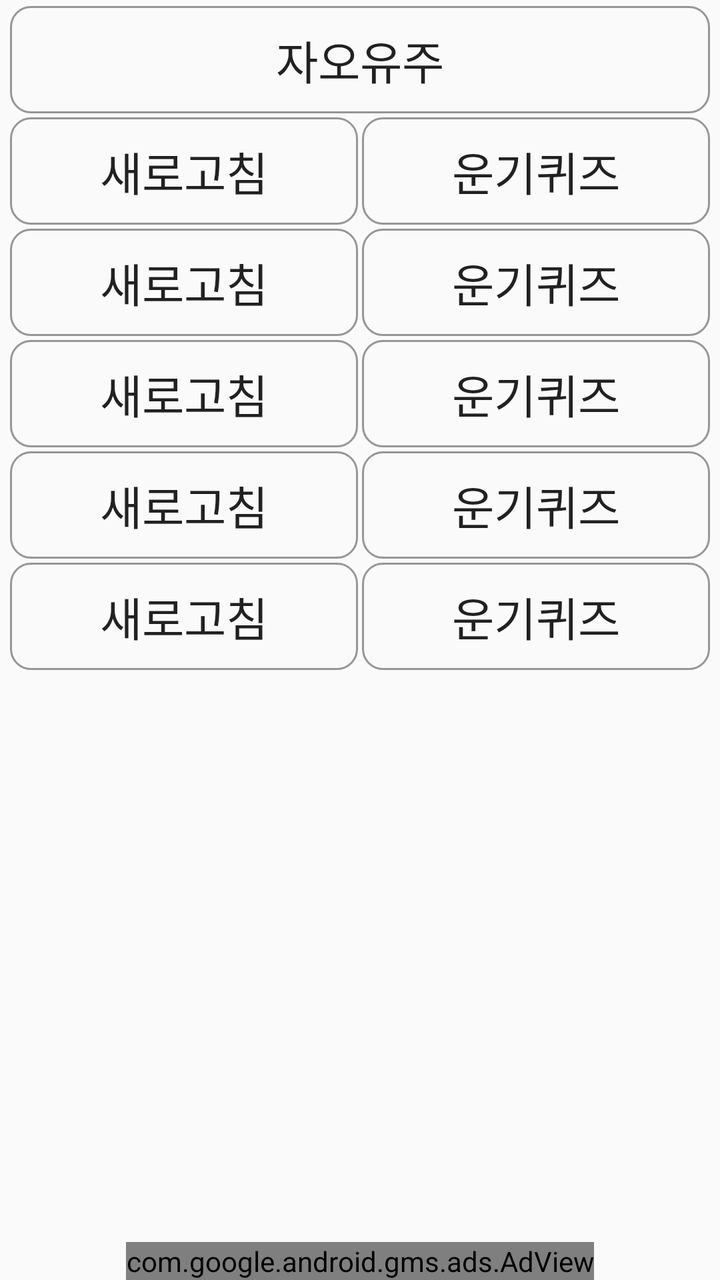
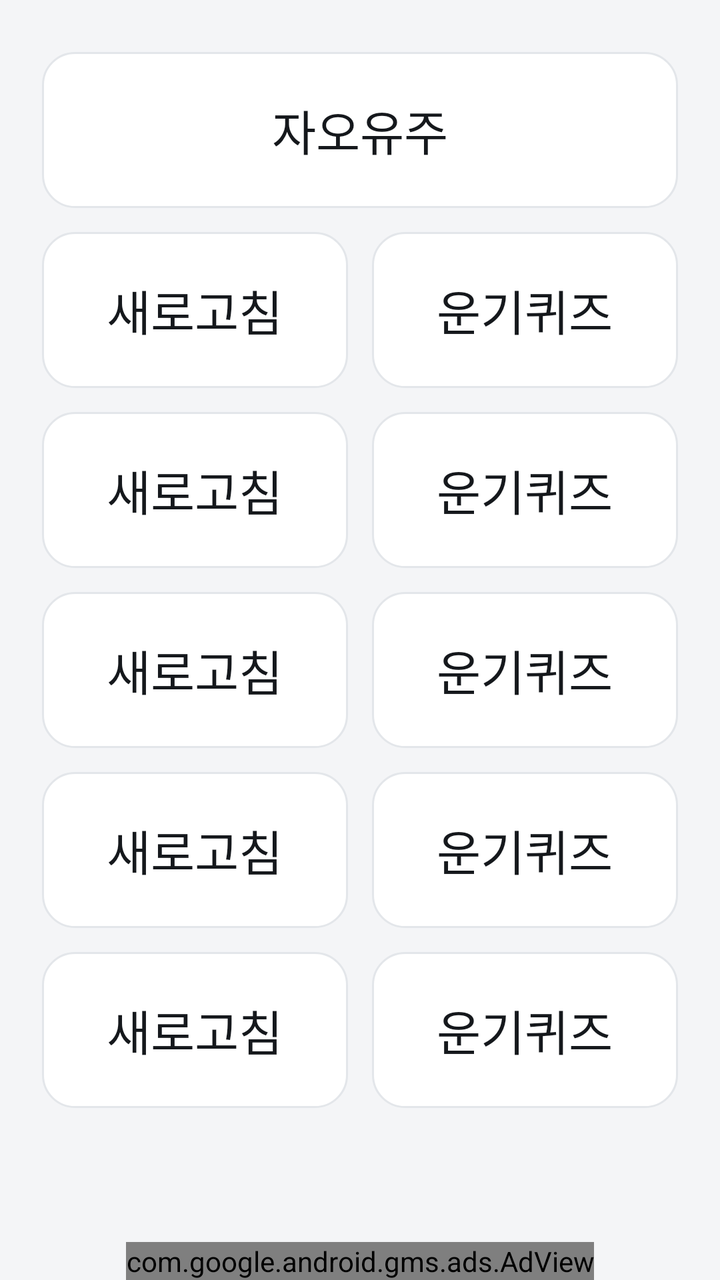

Two renders of the same Android screen: before a commit and after it. Below are the layout's source before the change and the commit's diff.
<!-- AndroidManifest.xml: application theme AppTheme -->
<!-- res/layout/activity_ungi_now.xml -->
<RelativeLayout xmlns:android="http://schemas.android.com/apk/res/android"
    xmlns:tools="http://schemas.android.com/tools"
    xmlns:ads="http://schemas.android.com/apk/res-auto"
    android:layout_width="match_parent"
    android:layout_height="match_parent"
    tools:context="com.sujichim.jasanjao2.UngiNow">

    <com.google.android.gms.ads.AdView
        android:id="@+id/adView"
        android:layout_width="wrap_content"
        android:layout_height="wrap_content"
        android:layout_centerHorizontal="true"
        android:layout_alignParentBottom="true"
        ads:adSize="BANNER"
        ads:adUnitId="@string/banner_ad_unit_id" />

    <Button
        android:id="@+id/button_top"
        android:layout_width="match_parent"
        android:layout_height="wrap_content"
        android:layout_alignParentTop="true"
        android:layout_centerHorizontal="true"
        android:layout_marginLeft="5dp"
        android:layout_marginRight="5dp"
        android:layout_marginTop="3dp"
        android:background="@drawable/button_test"
        android:text="자오유주"
        android:textSize="23dp" />

    <LinearLayout
        android:id="@+id/linearLayout1"
        android:layout_width="match_parent"
        android:layout_height="wrap_content"
        android:layout_below="@+id/button_top"
        android:layout_centerHorizontal="true"
        android:layout_marginLeft="5dp"
        android:layout_marginRight="5dp"
        android:layout_marginTop="2dp"
        android:orientation="horizontal">

        <Button
            android:id="@+id/button11"
            android:layout_width="match_parent"
            android:layout_height="wrap_content"
            android:layout_marginRight="1dp"
            android:layout_weight="1"
            android:background="@drawable/button_test"
            android:text="새로고침"
            android:textSize="23dp" />

        <Button
            android:id="@+id/button12"
            android:layout_width="match_parent"
            android:layout_height="wrap_content"
            android:layout_marginLeft="1dp"
            android:layout_weight="1"
            android:background="@drawable/button_test"
            android:text="운기퀴즈"
            android:textSize="23dp" />
    </LinearLayout>

    <LinearLayout
        android:id="@+id/linearLayout2"
        android:layout_width="match_parent"
        android:layout_height="wrap_content"
        android:layout_below="@+id/linearLayout1"
        android:layout_centerHorizontal="true"
        android:layout_marginLeft="5dp"
        android:layout_marginRight="5dp"
        android:layout_marginTop="2dp"
        android:orientation="horizontal">

        <Button
            android:id="@+id/button21"
            android:layout_width="match_parent"
            android:layout_height="wrap_content"
            android:layout_marginRight="1dp"
            android:layout_weight="1"
            android:background="@drawable/button_test"
            android:text="새로고침"
            android:textSize="23dp" />

        <Button
            android:id="@+id/button22"
            android:layout_width="match_parent"
            android:layout_height="wrap_content"
            android:layout_marginLeft="1dp"
            android:layout_weight="1"
            android:background="@drawable/button_test"
            android:text="운기퀴즈"
            android:textSize="23dp" />
    </LinearLayout>

    <LinearLayout
        android:id="@+id/linearLayout3"
        android:layout_width="match_parent"
        android:layout_height="wrap_content"
        android:layout_below="@+id/linearLayout2"
        android:layout_centerHorizontal="true"
        android:layout_marginLeft="5dp"
        android:layout_marginRight="5dp"
        android:layout_marginTop="2dp"
        android:orientation="horizontal">

        <Button
            android:id="@+id/button31"
            android:layout_width="match_parent"
            android:layout_height="wrap_content"
            android:layout_marginRight="1dp"
            android:layout_weight="1"
            android:background="@drawable/button_test"
            android:text="새로고침"
            android:textSize="23dp" />

        <Button
            android:id="@+id/button32"
            android:layout_width="match_parent"
            android:layout_height="wrap_content"
            android:layout_marginLeft="1dp"
            android:layout_weight="1"
            android:background="@drawable/button_test"
            android:text="운기퀴즈"
            android:textSize="23dp" />
    </LinearLayout>

    <LinearLayout
        android:id="@+id/linearLayout4"
        android:layout_width="match_parent"
        android:layout_height="wrap_content"
        android:layout_below="@+id/linearLayout3"
        android:layout_centerHorizontal="true"
        android:layout_marginLeft="5dp"
        android:layout_marginRight="5dp"
        android:layout_marginTop="2dp"
        android:orientation="horizontal">

        <Button
            android:id="@+id/button41"
            android:layout_width="match_parent"
            android:layout_height="wrap_content"
            android:layout_marginRight="1dp"
            android:layout_weight="1"
            android:background="@drawable/button_test"
            android:text="새로고침"
            android:textSize="23dp" />

        <Button
            android:id="@+id/button42"
            android:layout_width="match_parent"
            android:layout_height="wrap_content"
            android:layout_marginLeft="1dp"
            android:layout_weight="1"
            android:background="@drawable/button_test"
            android:text="운기퀴즈"
            android:textSize="23dp" />
    </LinearLayout>

    <LinearLayout
        android:id="@+id/linearLayout5"
        android:layout_width="match_parent"
        android:layout_height="wrap_content"
        android:layout_below="@+id/linearLayout4"
        android:layout_centerHorizontal="true"
        android:layout_marginLeft="5dp"
        android:layout_marginRight="5dp"
        android:layout_marginTop="2dp"
        android:orientation="horizontal">

        <Button
            android:id="@+id/button51"
            android:layout_width="match_parent"
            android:layout_height="wrap_content"
            android:layout_marginRight="1dp"
            android:layout_weight="1"
            android:background="@drawable/button_test"
            android:text="새로고침"
            android:textSize="23dp" />

        <Button
            android:id="@+id/button52"
            android:layout_width="match_parent"
            android:layout_height="wrap_content"
            android:layout_marginLeft="1dp"
            android:layout_weight="1"
            android:background="@drawable/button_test"
            android:text="운기퀴즈"
            android:textSize="23dp" />
    </LinearLayout>
</RelativeLayout>
<!-- resources referenced by this layout -->
<resources>
  <!-- drawable button_test (drawable) -->
  <?xml version="1.0" encoding="utf-8"?>
  <selector xmlns:android="http://schemas.android.com/apk/res/android">
    <item android:state_pressed="true" >
      <shape>
        <solid
            android:color="#E2E2E2" />
        <stroke
            android:width="1dp"
            android:color="#969696" />
        <padding
            android:left="10dp"
            android:top="10dp"
            android:right="10dp"
            android:bottom="10dp" />
        <corners android:radius="10dp" />  
      </shape>
    </item>
    <item>
      <shape>
        <solid
            android:startColor="#000000" />
        <stroke
            android:width="1dp"
            android:color="#969696" />
        <padding
            android:left="10dp"
            android:top="10dp"
            android:right="10dp"
            android:bottom="10dp" />
        <corners android:radius="10dp" />  
      </shape>
    </item>
  </selector>
  <string name="banner_ad_unit_id">ca-app-pub-1253642133922353/2152469025</string>
  <style name="AppTheme" parent="AppBaseTheme">
          
      </style>
  <style name="AppBaseTheme" parent="Theme.AppCompat.Light">
          
      </style>
</resources>

<!-- the commit's change to res/layout/activity_ungi_now.xml (unified diff, before → after) -->
@@ -1,6 +1,9 @@
 <RelativeLayout xmlns:android="http://schemas.android.com/apk/res/android"
     xmlns:tools="http://schemas.android.com/tools"
     xmlns:ads="http://schemas.android.com/apk/res-auto"
+    android:paddingLeft="16dp"
+    android:paddingRight="16dp"
+    android:paddingTop="14dp"
     android:layout_width="match_parent"
     android:layout_height="match_parent"
     tools:context="com.sujichim.jasanjao2.UngiNow">
@@ -22,10 +25,10 @@
         android:layout_centerHorizontal="true"
         android:layout_marginLeft="5dp"
         android:layout_marginRight="5dp"
-        android:layout_marginTop="3dp"
+        android:layout_marginTop="12dp"
         android:background="@drawable/button_test"
         android:text="자오유주"
-        android:textSize="23dp" />
+        android:textSize="24sp" />
 
     <LinearLayout
         android:id="@+id/linearLayout1"
@@ -35,28 +38,28 @@
         android:layout_centerHorizontal="true"
         android:layout_marginLeft="5dp"
         android:layout_marginRight="5dp"
-        android:layout_marginTop="2dp"
+        android:layout_marginTop="12dp"
         android:orientation="horizontal">
 
         <Button
             android:id="@+id/button11"
             android:layout_width="match_parent"
             android:layout_height="wrap_content"
-            android:layout_marginRight="1dp"
+            android:layout_marginRight="6dp"
             android:layout_weight="1"
             android:background="@drawable/button_test"
             android:text="새로고침"
-            android:textSize="23dp" />
+            android:textSize="24sp" />
 
         <Button
             android:id="@+id/button12"
             android:layout_width="match_parent"
             android:layout_height="wrap_content"
-            android:layout_marginLeft="1dp"
+            android:layout_marginLeft="6dp"
             android:layout_weight="1"
             android:background="@drawable/button_test"
             android:text="운기퀴즈"
-            android:textSize="23dp" />
+            android:textSize="24sp" />
     </LinearLayout>
 
     <LinearLayout
@@ -67,28 +70,28 @@
         android:layout_centerHorizontal="true"
         android:layout_marginLeft="5dp"
         android:layout_marginRight="5dp"
-        android:layout_marginTop="2dp"
+        android:layout_marginTop="12dp"
         android:orientation="horizontal">
 
         <Button
             android:id="@+id/button21"
             android:layout_width="match_parent"
             android:layout_height="wrap_content"
-            android:layout_marginRight="1dp"
+            android:layout_marginRight="6dp"
             android:layout_weight="1"
             android:background="@drawable/button_test"
             android:text="새로고침"
-            android:textSize="23dp" />
+            android:textSize="24sp" />
 
         <Button
             android:id="@+id/button22"
             android:layout_width="match_parent"
             android:layout_height="wrap_content"
-            android:layout_marginLeft="1dp"
+            android:layout_marginLeft="6dp"
             android:layout_weight="1"
             android:background="@drawable/button_test"
             android:text="운기퀴즈"
-            android:textSize="23dp" />
+            android:textSize="24sp" />
     </LinearLayout>
 
     <LinearLayout
@@ -99,28 +102,28 @@
         android:layout_centerHorizontal="true"
         android:layout_marginLeft="5dp"
         android:layout_marginRight="5dp"
-        android:layout_marginTop="2dp"
+        android:layout_marginTop="12dp"
         android:orientation="horizontal">
 
         <Button
             android:id="@+id/button31"
             android:layout_width="match_parent"
             android:layout_height="wrap_content"
-            android:layout_marginRight="1dp"
+            android:layout_marginRight="6dp"
             android:layout_weight="1"
             android:background="@drawable/button_test"
             android:text="새로고침"
-            android:textSize="23dp" />
+            android:textSize="24sp" />
 
         <Button
             android:id="@+id/button32"
             android:layout_width="match_parent"
             android:layout_height="wrap_content"
-            android:layout_marginLeft="1dp"
+            android:layout_marginLeft="6dp"
             android:layout_weight="1"
             android:background="@drawable/button_test"
             android:text="운기퀴즈"
-            android:textSize="23dp" />
+            android:textSize="24sp" />
     </LinearLayout>
 
     <LinearLayout
@@ -131,28 +134,28 @@
         android:layout_centerHorizontal="true"
         android:layout_marginLeft="5dp"
         android:layout_marginRight="5dp"
-        android:layout_marginTop="2dp"
+        android:layout_marginTop="12dp"
         android:orientation="horizontal">
 
         <Button
             android:id="@+id/button41"
             android:layout_width="match_parent"
             android:layout_height="wrap_content"
-            android:layout_marginRight="1dp"
+            android:layout_marginRight="6dp"
             android:layout_weight="1"
             android:background="@drawable/button_test"
             android:text="새로고침"
-            android:textSize="23dp" />
+            android:textSize="24sp" />
 
         <Button
             android:id="@+id/button42"
             android:layout_width="match_parent"
             android:layout_height="wrap_content"
-            android:layout_marginLeft="1dp"
+            android:layout_marginLeft="6dp"
             android:layout_weight="1"
             android:background="@drawable/button_test"
             android:text="운기퀴즈"
-            android:textSize="23dp" />
+            android:textSize="24sp" />
     </LinearLayout>
 
     <LinearLayout
@@ -163,27 +166,27 @@
         android:layout_centerHorizontal="true"
         android:layout_marginLeft="5dp"
         android:layout_marginRight="5dp"
-        android:layout_marginTop="2dp"
+        android:layout_marginTop="12dp"
         android:orientation="horizontal">
 
         <Button
             android:id="@+id/button51"
             android:layout_width="match_parent"
             android:layout_height="wrap_content"
-            android:layout_marginRight="1dp"
+            android:layout_marginRight="6dp"
             android:layout_weight="1"
             android:background="@drawable/button_test"
             android:text="새로고침"
-            android:textSize="23dp" />
+            android:textSize="24sp" />
 
         <Button
             android:id="@+id/button52"
             android:layout_width="match_parent"
             android:layout_height="wrap_content"
-            android:layout_marginLeft="1dp"
+            android:layout_marginLeft="6dp"
             android:layout_weight="1"
             android:background="@drawable/button_test"
             android:text="운기퀴즈"
-            android:textSize="23dp" />
+            android:textSize="24sp" />
     </LinearLayout>
 </RelativeLayout>
<!-- resource entries referenced after the edit -->
@@ -3,43 +3,63 @@
   <!-- drawable button_test (drawable) -->
   <?xml version="1.0" encoding="utf-8"?>
   <selector xmlns:android="http://schemas.android.com/apk/res/android">
-    <item android:state_pressed="true" >
-      <shape>
-        <solid
-            android:color="#E2E2E2" />
-        <stroke
-            android:width="1dp"
-            android:color="#969696" />
-        <padding
-            android:left="10dp"
-            android:top="10dp"
-            android:right="10dp"
-            android:bottom="10dp" />
-        <corners android:radius="10dp" />  
-      </shape>
-    </item>
-    <item>
-      <shape>
-        <solid
-            android:startColor="#000000" />
-        <stroke
-            android:width="1dp"
-            android:color="#969696" />
-        <padding
-            android:left="10dp"
-            android:top="10dp"
-            android:right="10dp"
-            android:bottom="10dp" />
-        <corners android:radius="10dp" />  
-      </shape>
-    </item>
+      <item android:state_pressed="true">
+          <shape android:shape="rectangle">
+              <solid android:color="@color/accent_soft" />
+              <stroke
+                  android:width="1dp"
+                  android:color="@color/accent" />
+              <padding
+                  android:left="12dp"
+                  android:top="12dp"
+                  android:right="12dp"
+                  android:bottom="12dp" />
+              <corners android:radius="16dp" />
+          </shape>
+      </item>
+      <item>
+          <shape android:shape="rectangle">
+              <solid android:color="@color/surface" />
+              <stroke
+                  android:width="1dp"
+                  android:color="@color/outline" />
+              <padding
+                  android:left="12dp"
+                  android:top="12dp"
+                  android:right="12dp"
+                  android:bottom="12dp" />
+              <corners android:radius="16dp" />
+          </shape>
+      </item>
   </selector>
   <string name="banner_ad_unit_id">ca-app-pub-1253642133922353/2152469025</string>
   <style name="AppTheme" parent="AppBaseTheme">
+          <item name="colorPrimary">@color/bar</item>
+          <item name="colorPrimaryDark">@color/bar_dark</item>
+          <item name="colorAccent">@color/accent</item>
+          <item name="android:windowBackground">@color/bg</item>
+          <item name="android:buttonStyle">@style/AppButton</item>
+      </style>
+  <color name="accent_soft">#E7F1EC</color>
+  <color name="accent">#1F6E43</color>
+  <color name="surface">#FFFFFF</color>
+  <color name="outline">#E3E6EA</color>
+  <style name="AppBaseTheme" parent="Theme.MaterialComponents.Light.Bridge">
           
       </style>
-  <style name="AppBaseTheme" parent="Theme.AppCompat.Light">
-          
+  <color name="bar">#14171A</color>
+  <color name="bar_dark">#0B0D0F</color>
+  <color name="bg">#F4F5F7</color>
+  <style name="AppButton" parent="Widget.AppCompat.Button">
+          <item name="android:background">@drawable/button_test</item>
+          <item name="android:textColor">@color/text_primary</item>
+          <item name="android:textSize">24sp</item>
+          <item name="android:fontFamily">sans-serif-medium</item>
+          <item name="android:textAllCaps">false</item>
+          <item name="android:minHeight">78dp</item>
+          <item name="android:stateListAnimator">@null</item>
+          <item name="android:elevation">0dp</item>
       </style>
+  <color name="text_primary">#15181C</color>
 </resources>
 
